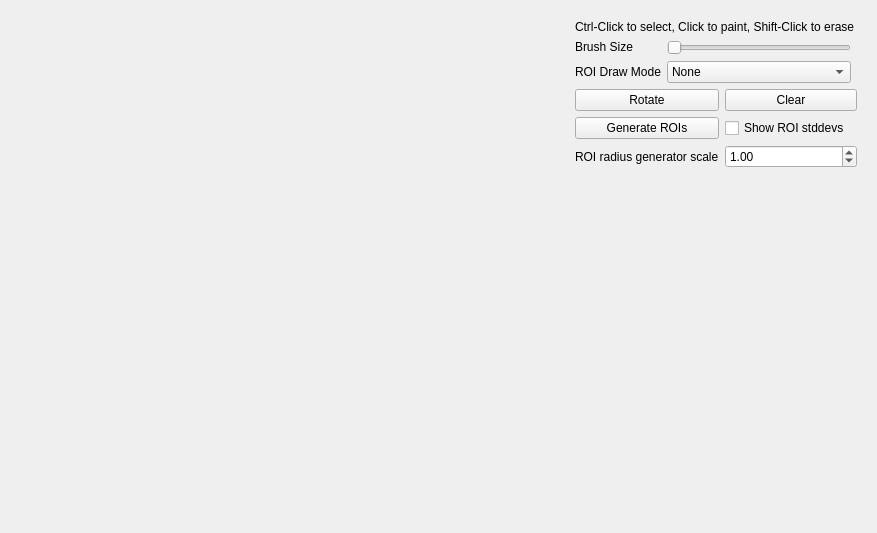
Before: the Qt Designer form src/pcot/assets/tabpctcalib.ui in AU-ExoMars/PCOT, drawn with Qt 5.
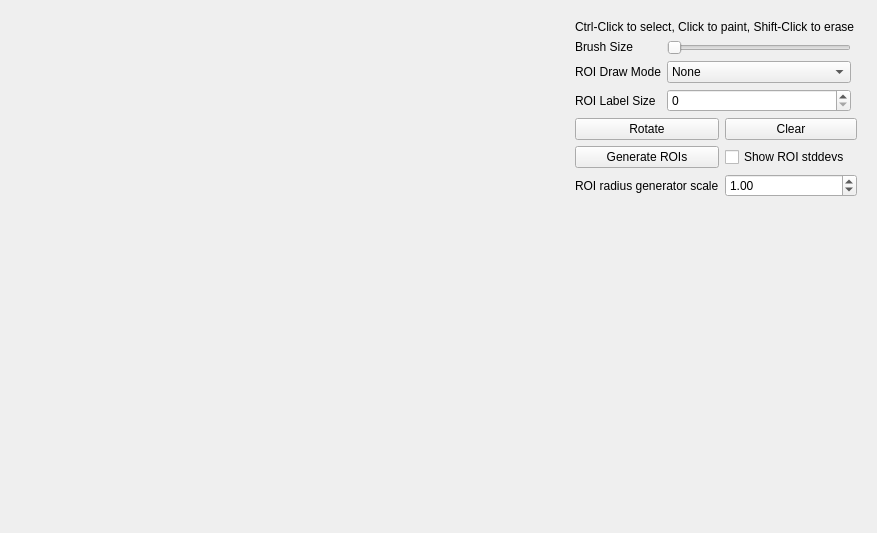
After: the same form once the commit is applied. Custom widgets are drawn as their Qt base class.

Patch:
```diff
--- a/src/pcot/assets/tabpctcalib.ui
+++ b/src/pcot/assets/tabpctcalib.ui
@@ -117,6 +117,20 @@
           </item>
          </widget>
         </item>
+        <item row="2" column="0">
+         <widget class="QLabel" name="label_2">
+          <property name="text">
+           <string>ROI Label Size</string>
+          </property>
+         </widget>
+        </item>
+        <item row="2" column="1">
+         <widget class="QSpinBox" name="roiLabelSize">
+          <property name="maximum">
+           <number>20</number>
+          </property>
+         </widget>
+        </item>
        </layout>
       </item>
       <item>
```
